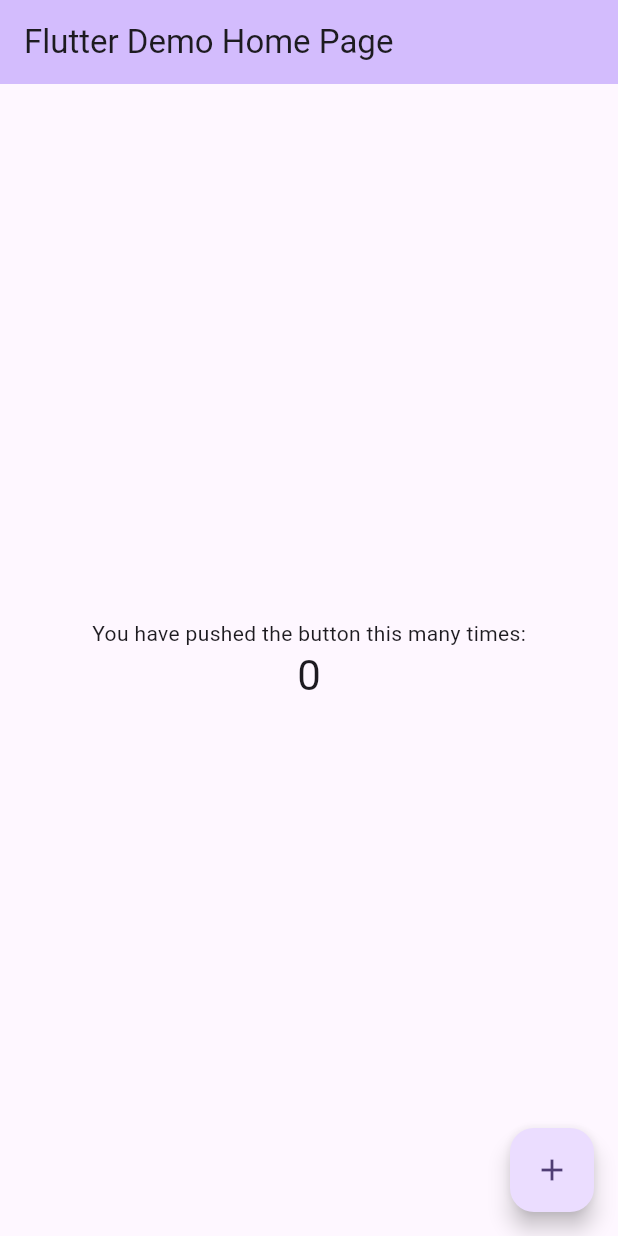
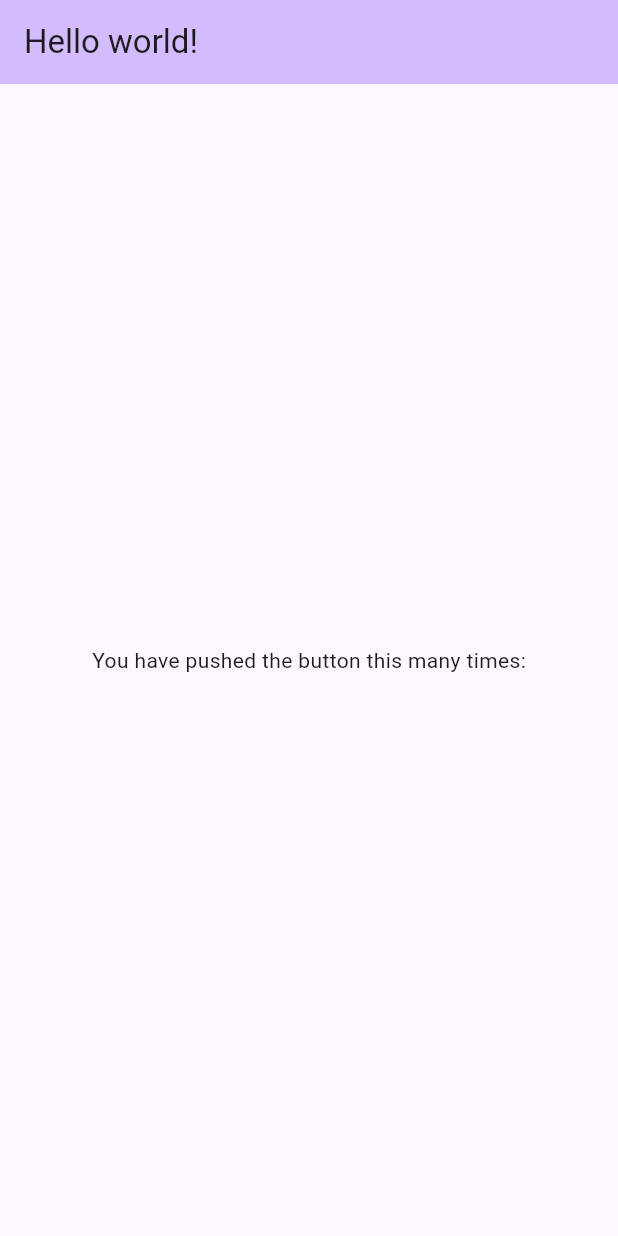
Before and after one commit to ihseo01/flutter_test, a Flutter app: the screen it shows after launch, on a phone screen of 412 x 824 dp. Run offline on Flutter 3.47's test engine with Material 2 defaults, Android fonts, the phone set to English and light mode, and no system bars.

```diff
--- a/lib/main.dart
+++ b/lib/main.dart
@@ -16,55 +16,37 @@ class MyApp extends StatelessWidget {
         colorScheme: ColorScheme.fromSeed(seedColor: Colors.deepPurple),
         useMaterial3: true,
       ),
-      home: const MyHomePage(title: 'Flutter Demo Home Page'),
+      home: const MyHomePage(),
     );
   }
 }
 
 class MyHomePage extends StatefulWidget {
-  const MyHomePage({super.key, required this.title});
-
-  final String title;
+  const MyHomePage({super.key,});
 
   @override
   State<MyHomePage> createState() => _MyHomePageState();
 }
 
 class _MyHomePageState extends State<MyHomePage> {
-  int _counter = 0;
-
-  void _incrementCounter() {
-    setState(() {
-      _counter++;
-    });
-  }
 
   @override
   Widget build(BuildContext context) {
     return Scaffold(
       appBar: AppBar(
         backgroundColor: Theme.of(context).colorScheme.inversePrimary,
-        title: Text(widget.title),
+        title: const Text('Hello world!'),
       ),
-      body: Center(
+      body: const Center(
         child: Column(
           mainAxisAlignment: MainAxisAlignment.center,
           children: <Widget>[
-            const Text(
+            Text(
               'You have pushed the button this many times:',
-            ),
-            Text(
-              '$_counter',
-              style: Theme.of(context).textTheme.headlineMedium,
             ),
           ],
         ),
       ),
-      floatingActionButton: FloatingActionButton(
-        onPressed: _incrementCounter,
-        tooltip: 'Increment',
-        child: const Icon(Icons.add),
-      ),
     );
   }
 }
```
